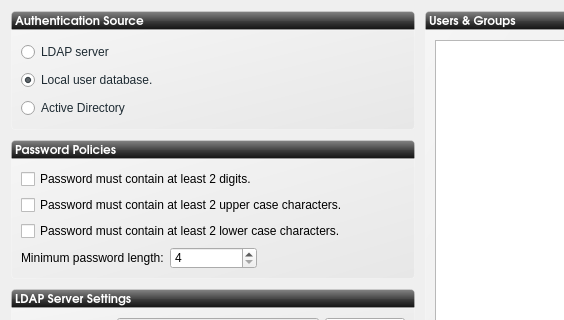
Above: branches/ahenk/2.0/renan.cakirerk/ahenk/lider/lider/plugins/plugin_authentication/authentication.ui from pars-linux/uludag before the change; both pictures show x 0 to 564 and y 0 to 320 of the 839 by 635 pixel window. Below: the same form after it.
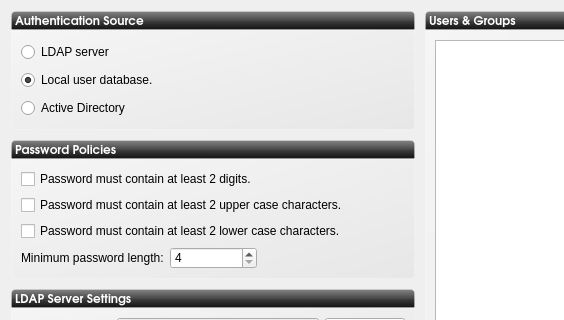
That is the form after the change. Icons and pictures are not drawn.

Commit message: modify firewall, authentication, services screens, add new images, change node list behavior, fix log

What changed in the file:
```diff
--- a/branches/ahenk/2.0/renan.cakirerk/ahenk/lider/lider/plugins/plugin_authentication/authentication.ui
+++ b/branches/ahenk/2.0/renan.cakirerk/ahenk/lider/lider/plugins/plugin_authentication/authentication.ui
@@ -116,7 +116,7 @@
       </size>
      </property>
      <property name="styleSheet">
-      <string notr="true">color: rgb(30, 43, 51)</string>
+      <string notr="true"/>
      </property>
      <property name="title">
       <string/>
@@ -130,6 +130,11 @@
       </property>
       <item>
        <widget class="QRadioButton" name="radioLDAP">
+        <property name="font">
+         <font>
+          <pointsize>9</pointsize>
+         </font>
+        </property>
         <property name="text">
          <string>LDAP server</string>
         </property>
@@ -137,6 +142,11 @@
       </item>
       <item>
        <widget class="QRadioButton" name="radioUnix">
+        <property name="font">
+         <font>
+          <pointsize>9</pointsize>
+         </font>
+        </property>
         <property name="text">
          <string>Local user database.</string>
         </property>
@@ -147,6 +157,11 @@
       </item>
       <item>
        <widget class="QRadioButton" name="radioAD">
+        <property name="font">
+         <font>
+          <pointsize>9</pointsize>
+         </font>
+        </property>
         <property name="text">
          <string>Active Directory</string>
         </property>
```
Left out of the diff: 70 changed lines with no effect on the pictures. The commit also changes 8 other files.
